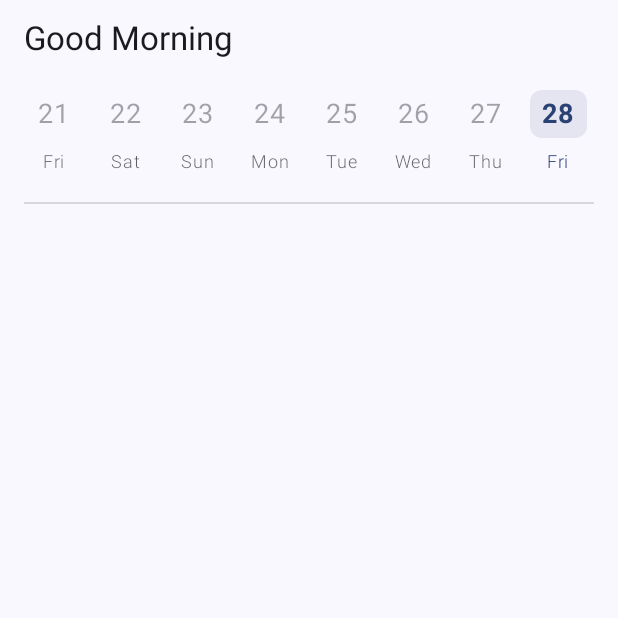
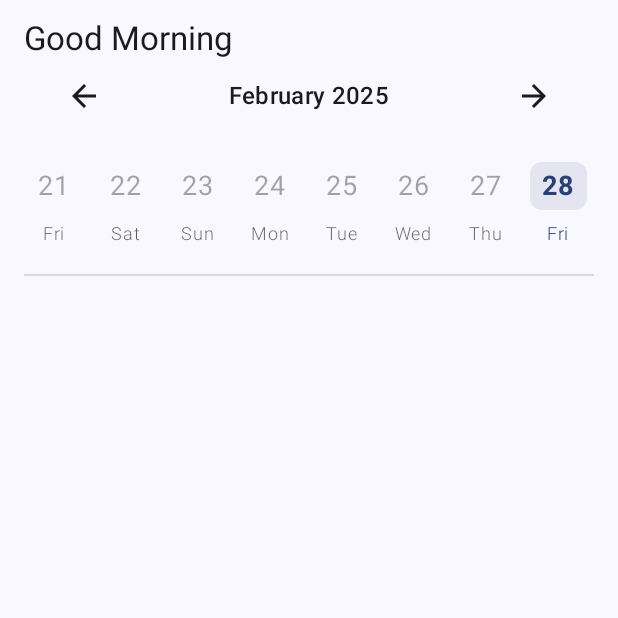
Before and after one commit to Amirnlz/tasko, an Android app built with Jetpack Compose: the screen it shows after launch (MainActivity), on a phone screen of 412 x 824 dp, the top half of it. Run offline under Robolectric (Android 15) with nearby library versions, the phone set to English and light mode, and no system bars.

Commit message:
Feat: add calendar header component

```diff
--- /dev/null
+++ b/app/src/main/java/com/amirnlz/tasko/core/ui/components/calendar/CalendarConstants.kt
@@ -0,0 +1,15 @@
+package com.amirnlz.tasko.core.ui.components.calendar
+
+import java.time.LocalDate
+
+object CalendarConstants {
+    val months = listOf(
+        "January", "February", "March", "April", "May", "June",
+        "July", "August", "September", "October", "November", "December"
+    )
+
+    fun getYearsRange(): List<Int> {
+        val currentYear = LocalDate.now().year
+        return (currentYear - 100..currentYear + 10).toList()
+    }
+}
--- /dev/null
+++ b/app/src/main/java/com/amirnlz/tasko/core/ui/components/calendar/CalendarHeader.kt
@@ -0,0 +1,58 @@
+package com.amirnlz.tasko.core.ui.components.calendar
+
+import androidx.compose.foundation.clickable
+import androidx.compose.foundation.layout.Arrangement
+import androidx.compose.foundation.layout.Row
+import androidx.compose.foundation.layout.fillMaxWidth
+import androidx.compose.foundation.layout.padding
+import androidx.compose.material.icons.Icons
+import androidx.compose.material.icons.automirrored.filled.ArrowBack
+import androidx.compose.material.icons.automirrored.filled.ArrowForward
+import androidx.compose.material.icons.filled.ArrowBack
+import androidx.compose.material3.Icon
+import androidx.compose.material3.IconButton
+import androidx.compose.material3.MaterialTheme
+import androidx.compose.material3.Text
+import androidx.compose.runtime.Composable
+import androidx.compose.ui.Alignment
+import androidx.compose.ui.Modifier
+import androidx.compose.ui.unit.dp
+import java.time.YearMonth
+
+@Composable
+fun CalendarHeader(
+    yearMonth: YearMonth,
+    onPreviousClick: () -> Unit,
+    onNextClick: () -> Unit,
+    onHeaderClick: () -> Unit,
+    modifier: Modifier = Modifier
+) {
+    Row(
+        modifier = modifier
+            .fillMaxWidth()
+            .padding(horizontal = 16.dp)
+            .clickable { onHeaderClick() },
+        verticalAlignment = Alignment.CenterVertically,
+        horizontalArrangement = Arrangement.SpaceBetween
+    ) {
+        IconButton(onClick = onPreviousClick) {
+            Icon(
+                imageVector = Icons.AutoMirrored.Filled.ArrowBack,
+                contentDescription = "Previous Month"
+            )
+        }
+
+        Text(
+            text = "${CalendarConstants.months[yearMonth.monthValue - 1]} ${yearMonth.year}",
+            style = MaterialTheme.typography.titleMedium,
+            modifier = Modifier.padding(horizontal = 16.dp)
+        )
+
+        IconButton(onClick = onNextClick) {
+            Icon(
+                imageVector = Icons.AutoMirrored.Filled.ArrowForward,
+                contentDescription = "Next Month"
+            )
+        }
+    }
+}
--- /dev/null
+++ b/app/src/main/java/com/amirnlz/tasko/core/ui/components/calendar/CalendarMonthYearPicker.kt
@@ -0,0 +1,57 @@
+package com.amirnlz.tasko.core.ui.components.calendar
+
+import androidx.compose.foundation.layout.Box
+import androidx.compose.foundation.layout.Column
+import androidx.compose.material3.ExperimentalMaterial3Api
+import androidx.compose.material3.rememberModalBottomSheetState
+import androidx.compose.runtime.Composable
+import androidx.compose.runtime.getValue
+import androidx.compose.runtime.mutableStateOf
+import androidx.compose.runtime.remember
+import androidx.compose.runtime.setValue
+import androidx.compose.ui.Modifier
+import java.time.YearMonth
+
+@OptIn(ExperimentalMaterial3Api::class)
+@Composable
+fun CalendarMonthYearPicker(
+    state: CalendarState,
+    modifier: Modifier = Modifier,
+    onEvent: (CalendarEvent) -> Unit = {}
+) {
+    var showMonthYearPicker by remember { mutableStateOf(false) }
+
+    // Bottom sheet state
+    val sheetState = rememberModalBottomSheetState()
+
+    Box(modifier = modifier) {
+        Column {
+            CalendarHeader(
+                yearMonth = state.displayedMonth,
+                onPreviousClick = {
+                    val previousMonth = state.displayedMonth.minusMonths(1)
+                    onEvent(CalendarEvent.MonthChanged(previousMonth))
+                },
+                onNextClick = {
+                    val nextMonth = state.displayedMonth.plusMonths(1)
+                    onEvent(CalendarEvent.MonthChanged(nextMonth))
+                },
+                onHeaderClick = { showMonthYearPicker = true }
+            )
+
+            // Rest of the calendar implementation...
+        }
+
+        if (showMonthYearPicker) {
+            MonthYearPicker(
+                selectedYear = state.displayedMonth.year,
+                selectedMonth = state.displayedMonth.monthValue,
+                onConfirm = { year, month ->
+                    val newYearMonth = YearMonth.of(year, month)
+                    onEvent(CalendarEvent.MonthChanged(newYearMonth))
+                },
+                onDismiss = { showMonthYearPicker = false }
+            )
+        }
+    }
+}
--- a/app/src/main/java/com/amirnlz/tasko/core/ui/components/calendar/CalendarState.kt
+++ b/app/src/main/java/com/amirnlz/tasko/core/ui/components/calendar/CalendarState.kt
@@ -2,14 +2,17 @@ package com.amirnlz.tasko.core.ui.components.calendar
 
 import androidx.compose.runtime.Immutable
 import java.time.LocalDate
+import java.time.YearMonth
 
 @Immutable
 data class CalendarState(
     val days: List<CalendarDay>,
     val selectedDate: LocalDate? = null,
-    val currentDate: LocalDate = LocalDate.now()
+    val currentDate: LocalDate = LocalDate.now(),
+    val displayedMonth: YearMonth = YearMonth.now()
 )
 
 sealed interface CalendarEvent {
     data class DateSelected(val date: LocalDate) : CalendarEvent
+    data class MonthChanged(val yearMonth: YearMonth) : CalendarEvent
 }
--- a/app/src/main/java/com/amirnlz/tasko/home/ui/HomeScreen.kt
+++ b/app/src/main/java/com/amirnlz/tasko/home/ui/HomeScreen.kt
@@ -1,5 +1,6 @@
 package com.amirnlz.tasko.home.ui
 
+import android.util.Log
 import androidx.compose.foundation.layout.Column
 import androidx.compose.foundation.layout.fillMaxSize
 import androidx.compose.foundation.layout.fillMaxWidth
@@ -13,6 +14,8 @@ import androidx.compose.ui.tooling.preview.Preview
 import androidx.compose.ui.unit.dp
 import com.amirnlz.tasko.core.ui.components.calendar.CalendarDatePicker
 import com.amirnlz.tasko.core.ui.components.calendar.CalendarDates
+import com.amirnlz.tasko.core.ui.components.calendar.CalendarEvent
+import com.amirnlz.tasko.core.ui.components.calendar.CalendarMonthYearPicker
 import com.amirnlz.tasko.core.ui.components.calendar.CalendarState
 import com.amirnlz.tasko.core.ui.theme.TaskoTheme
 import com.amirnlz.tasko.home.ui.component.GreetingMessage
@@ -32,6 +35,12 @@ fun HomeScreen(modifier: Modifier = Modifier) {
         topBar = { GreetingMessage() }
     ) { paddingValues ->
         Column(Modifier.padding(paddingValues)) {
+            CalendarMonthYearPicker(state = calendarState) {
+                Log.d(
+                    "MONTH-YEAR-PICKER",
+                    "HomeScreen: ${if (it is CalendarEvent.MonthChanged) it.yearMonth else "OTHER-THING"}"
+                )
+            }
             CalendarDatePicker(
                 state = calendarState,
                 modifier = Modifier
```
Also changed, not shown: app/src/main/java/com/amirnlz/tasko/core/ui/components/calendar/MonthYearPicker.kt (added, +121 -0 lines).
